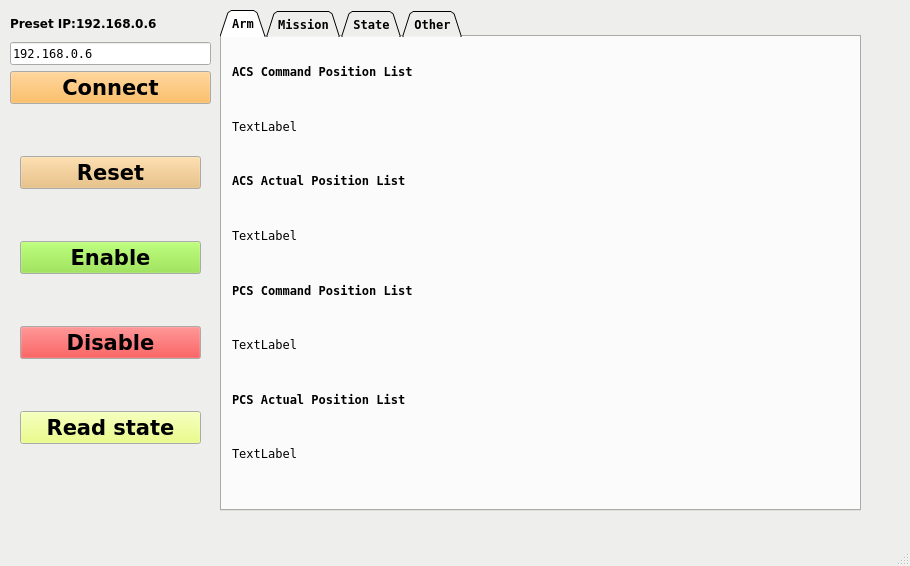
First picture: the form in scripts/main.ui, repository SamKaiYang/ros_modbus_nex, before the edit.
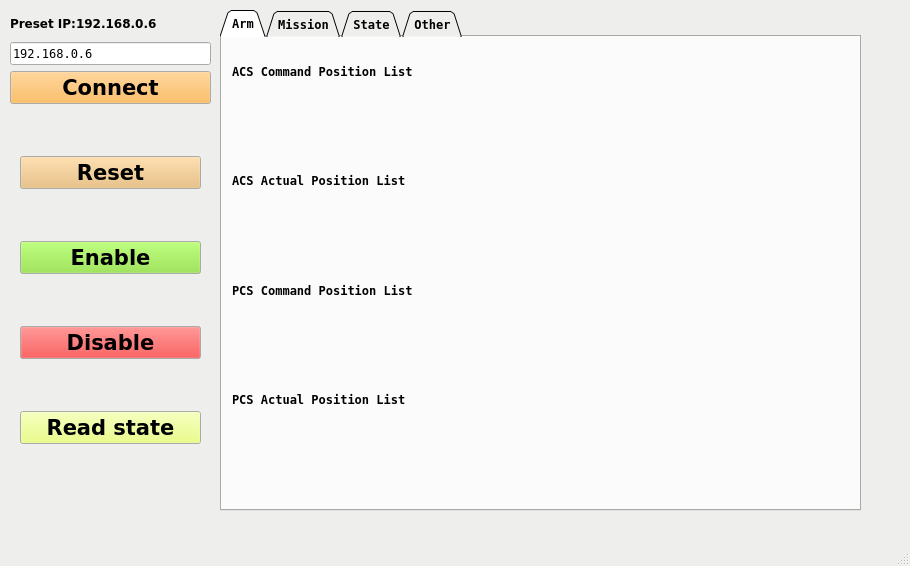
Second picture: the form after the edit. The open tabs and pages were chosen to show the change. Icons and pictures are not drawn.

Commit message: add set position function not test

```diff
--- a/scripts/main.ui
+++ b/scripts/main.ui
@@ -483,7 +483,7 @@
           </font>
          </property>
          <property name="text">
-          <string>TextLabel</string>
+          <string/>
          </property>
         </widget>
        </item>
@@ -509,7 +509,7 @@
           </font>
          </property>
          <property name="text">
-          <string>TextLabel</string>
+          <string/>
          </property>
         </widget>
        </item>
@@ -535,7 +535,7 @@
           </font>
          </property>
          <property name="text">
-          <string>TextLabel</string>
+          <string/>
          </property>
         </widget>
        </item>
@@ -561,7 +561,7 @@
           </font>
          </property>
          <property name="text">
-          <string>TextLabel</string>
+          <string/>
          </property>
         </widget>
        </item>
```
Left out of the diff: 2 changed lines with no effect on the pictures. The commit also changes 2 other files.
